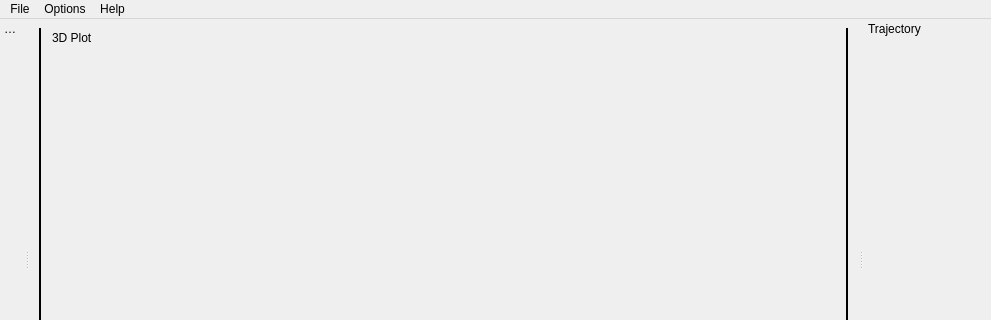
First picture: the form in src/kinematics_gui/mainwindow.ui, repository Infinite-Echo/sparkeKinematics, before the edit; both pictures show x 0 to 991 and y 0 to 320 of the 991 by 629 pixel window.
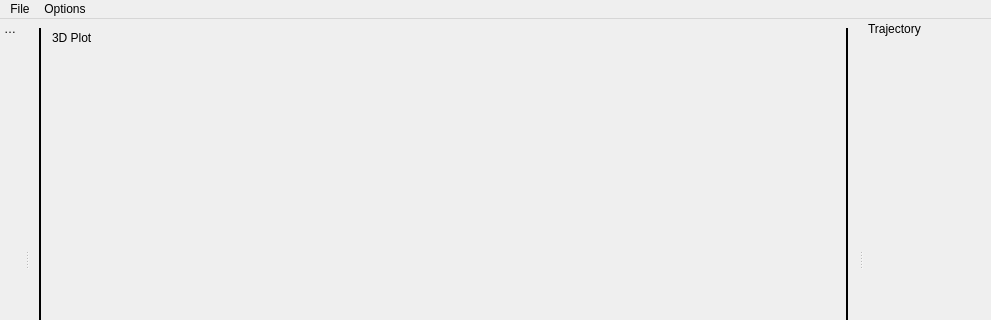
Second picture: the form after the edit.

Commit message: finished export functions, added exit signal

```diff
--- a/src/kinematics_gui/mainwindow.ui
+++ b/src/kinematics_gui/mainwindow.ui
@@ -145,14 +145,8 @@
     </widget>
     <addaction name="menuMode"/>
    </widget>
-   <widget class="QMenu" name="menuHelp">
-    <property name="title">
-     <string>Help</string>
-    </property>
-   </widget>
    <addaction name="menuFile"/>
    <addaction name="menuOptions"/>
-   <addaction name="menuHelp"/>
   </widget>
   <widget class="QStatusBar" name="statusbar"/>
   <widget class="QDockWidget" name="tree_dock_widget">
```
Left out of the diff: 19 changed lines with no effect on the pictures. The commit also changes 2 other files.
